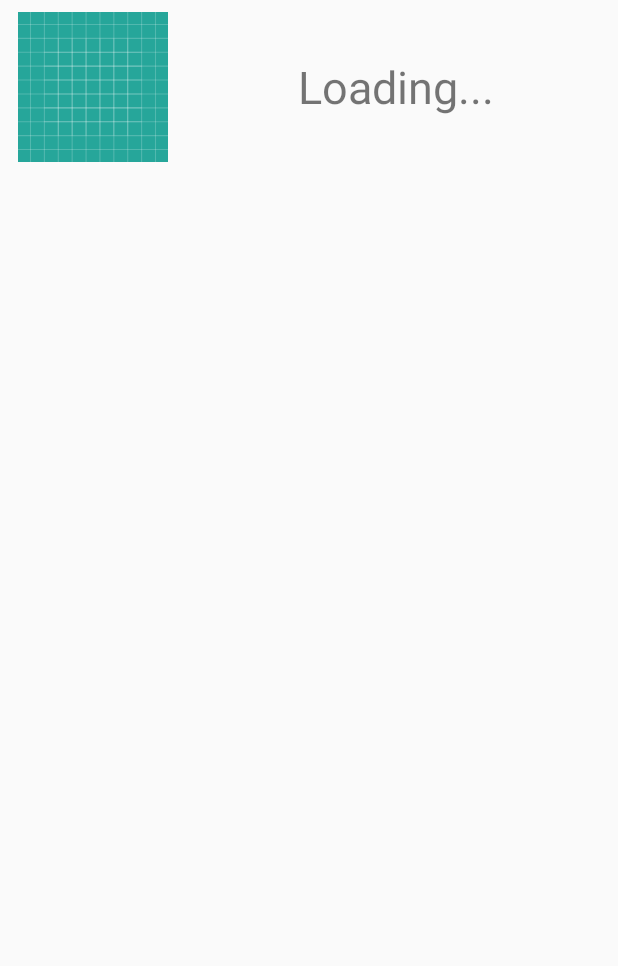
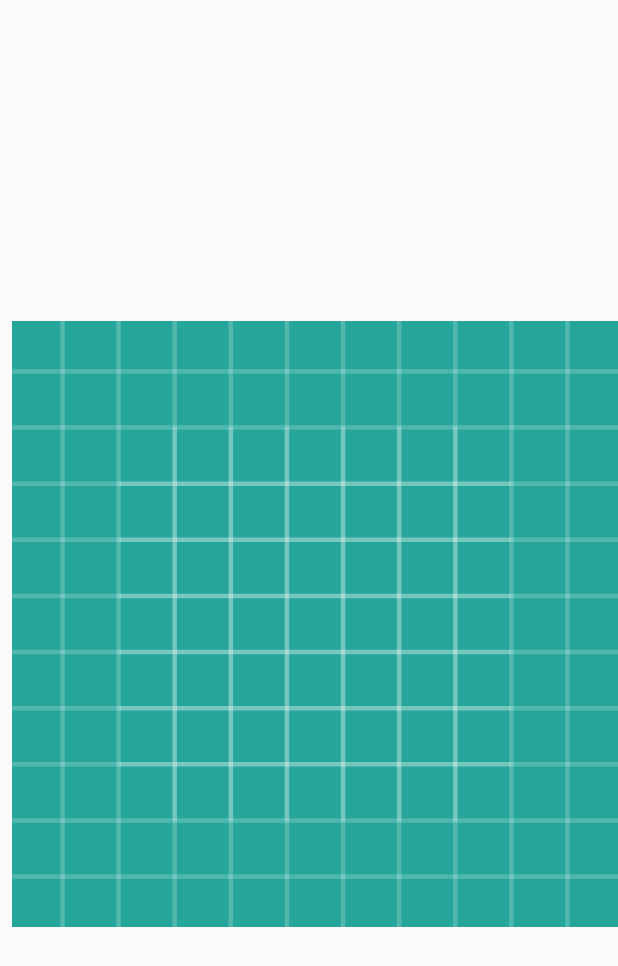
Before and after one commit to Bailamos/ImageGallery, an Android app: the layout image_grid_item.xml on its own in the app's theme, with its tools: preview values and no code run, on a phone screen of 412 x 824 dp. Shown: the top 966 px of the screen. Run offline under Robolectric (Android 15) with nearby library versions, the phone set to English and light mode, and no system bars; network calls fail.

Commit message:
More columns for grid view, clear images if needed

```diff
--- a/app/src/main/java/com/example/kaczor/imagegallery/adapters/ImageAdapter.java
+++ b/app/src/main/java/com/example/kaczor/imagegallery/adapters/ImageAdapter.java
@@ -55,7 +55,6 @@ public class ImageAdapter extends BaseAdapter {
             view.setTag(holder);
         }
 
-        holder.descriptionView.setText(String.format("Author: %s", images.get(position).getAuthor()));
         Picasso
                 .get()
                 .load(images.get(position).getLink().toString())
@@ -66,7 +65,6 @@ public class ImageAdapter extends BaseAdapter {
     }
 
     static class ViewHolder {
-        @BindView(R.id.DescriptionView) TextView descriptionView;
         @BindView(R.id.PreviewView) ImageView imageView;
 
         public ViewHolder(View view) {
--- a/app/src/main/res/layout/image_grid_item.xml
+++ b/app/src/main/res/layout/image_grid_item.xml
@@ -6,25 +6,10 @@
     android:layout_width="match_parent"
     android:layout_height="match_parent">
 
-    <TextView
-        android:id="@+id/DescriptionView"
-        android:layout_width="0dp"
-        android:layout_height="100dp"
-        android:layout_marginEnd="8dp"
-        android:layout_marginStart="8dp"
-        android:layout_marginTop="8dp"
-        android:text="Loading..."
-        android:gravity="center"
-        android:textAlignment="center"
-        android:textSize="30sp"
-        app:layout_constraintEnd_toEndOf="parent"
-        app:layout_constraintStart_toEndOf="@+id/PreviewView"
-        app:layout_constraintTop_toTopOf="parent" />
-
     <ImageView
         android:id="@+id/PreviewView"
-        android:layout_width="wrap_content"
-        android:layout_height="100dp"
+        android:layout_width="match_parent"
+        android:layout_height="match_parent"
         android:layout_marginStart="8dp"
         android:layout_marginTop="8dp"
         app:layout_constraintStart_toStartOf="parent"
```
Also changed, not shown: app/src/main/java/com/example/kaczor/imagegallery/MainActivity.java (+23 -15 lines), app/src/main/res/layout/activity_main.xml (+5 -15 lines).
